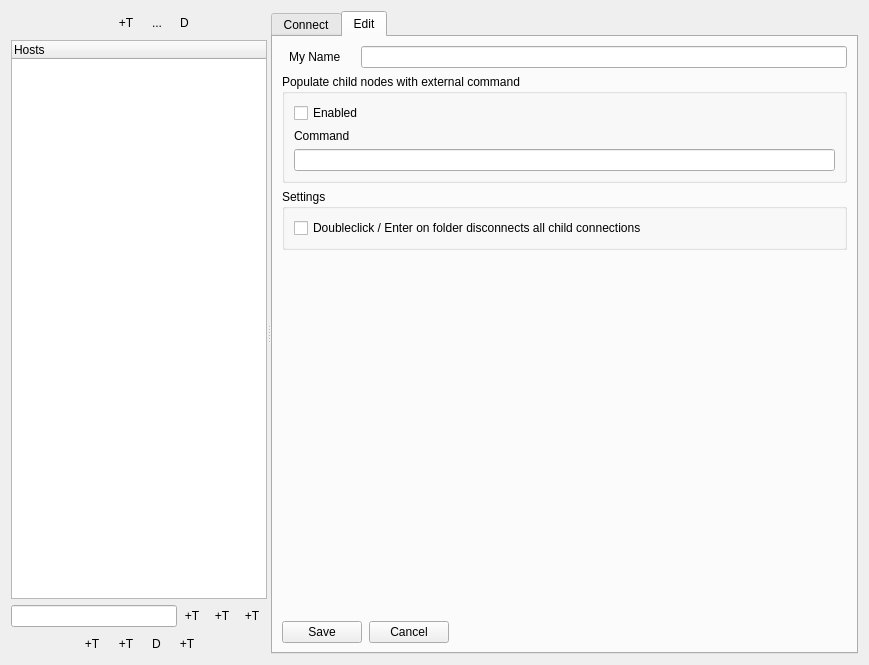
Before: the Qt Designer form DoffenSSHTunnel/source/ATSkeleton.ui in NgzQ3Ee5/DoffenSSHTunnel, drawn with Qt 5.
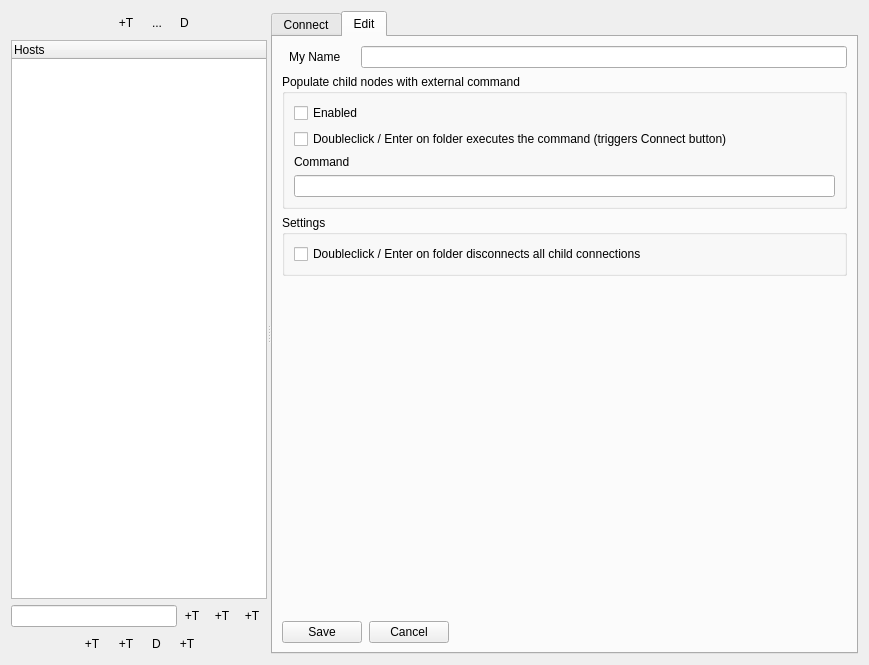
After: the same form once the commit is applied. Icons and pictures are not drawn. Custom widgets are drawn as their Qt base class.

Commit message: Added an 'Doubleclick / Enter on folder executes the command' checkbox to folders

Patch:
```diff
--- a/DoffenSSHTunnel/source/ATSkeleton.ui
+++ b/DoffenSSHTunnel/source/ATSkeleton.ui
@@ -2226,7 +2226,7 @@
                  </property>
                 </widget>
                </item>
-               <item row="2" column="1">
+               <item row="3" column="1">
                 <widget class="QLineEdit" name="editFolderChildNodesCommand">
                  <property name="sizePolicy">
                   <sizepolicy hsizetype="Expanding" vsizetype="Preferred">
@@ -2236,13 +2236,20 @@
                  </property>
                 </widget>
                </item>
-               <item row="1" column="1">
+               <item row="2" column="1">
                 <widget class="QLabel" name="labelFolderChildNodesCommand">
                  <property name="text">
                   <string>Command</string>
                  </property>
                 </widget>
                </item>
+               <item row="1" column="1">
+                <widget class="QCheckBox" name="checkFolderActivateChildNodesCommand">
+                 <property name="text">
+                  <string>Doubleclick / Enter on folder executes the command (triggers Connect button)</string>
+                 </property>
+                </widget>
+               </item>
               </layout>
              </widget>
             </item>
```
The commit also changes 3 other files.
